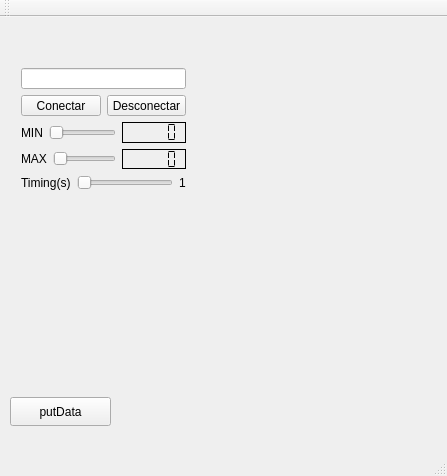
First picture: the form in QtTcpClientProducer/mainwindow.ui, repository Cogitus/QtmoduloSupervisorio, before the edit.
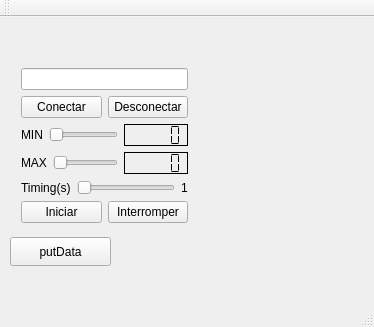
Second picture: the form after the edit.

Commit message:
atualizações na tela principal
coloquei um pushButton_InterromperTransmissao e um pushButton_IniciarTransmissao, também organizei o layout

```diff
--- a/QtTcpClientProducer/mainwindow.ui
+++ b/QtTcpClientProducer/mainwindow.ui
@@ -6,8 +6,8 @@
    <rect>
     <x>0</x>
     <y>0</y>
-    <width>447</width>
-    <height>476</height>
+    <width>374</width>
+    <height>327</height>
    </rect>
   </property>
   <property name="windowTitle">
@@ -18,7 +18,7 @@
     <property name="geometry">
      <rect>
       <x>10</x>
-      <y>380</y>
+      <y>220</y>
       <width>101</width>
       <height>29</height>
      </rect>
@@ -32,10 +32,12 @@
      <rect>
       <x>10</x>
       <y>40</y>
-      <width>187</width>
-      <height>144</height>
+      <width>189</width>
+      <height>177</height>
      </rect>
     </property>
+    <layout class="QVBoxLayout" name="verticalLayout_3">
+     <item>
     <layout class="QVBoxLayout" name="verticalLayout_2">
      <item>
       <layout class="QVBoxLayout" name="verticalLayout">
@@ -150,6 +152,26 @@
       </layout>
      </item>
     </layout>
+     </item>
+     <item>
+      <layout class="QHBoxLayout" name="horizontalLayout_5">
+       <item>
+        <widget class="QPushButton" name="pushButton_IniciarTransmissao">
+         <property name="text">
+          <string>Iniciar</string>
+         </property>
+        </widget>
+       </item>
+       <item>
+        <widget class="QPushButton" name="pushButton_InterromperTransmissao">
+         <property name="text">
+          <string>Interromper</string>
+         </property>
+        </widget>
+       </item>
+      </layout>
+     </item>
+    </layout>
    </widget>
   </widget>
   <widget class="QMenuBar" name="menuBar">
```
Left out of the diff: 2 changed lines with no effect on the pictures. Lines whose indentation alone changed are shown as unchanged.
